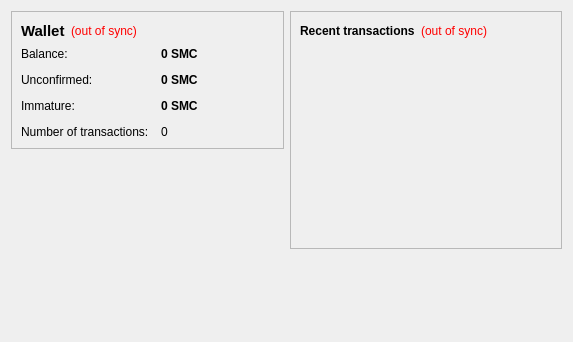
NewCenturyCoin/newcenturycoin, file src/qt/forms/overviewpage.ui: the form before one commit.
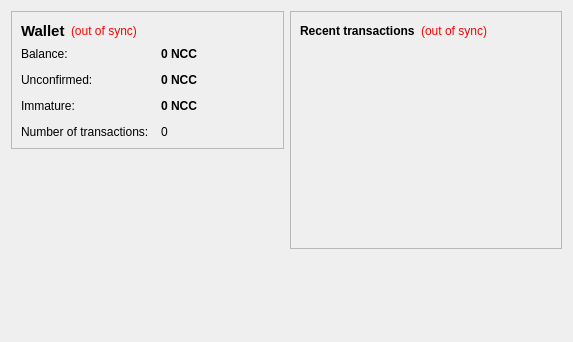
The form after the commit.

Diff of the .ui file:
```diff
--- a/src/qt/forms/overviewpage.ui
+++ b/src/qt/forms/overviewpage.ui
@@ -105,7 +105,7 @@
              <string>Your current balance</string>
             </property>
             <property name="text">
-             <string notr="true">0 SMC</string>
+             <string notr="true">0 NCC</string>
             </property>
             <property name="textInteractionFlags">
              <set>Qt::LinksAccessibleByMouse|Qt::TextSelectableByKeyboard|Qt::TextSelectableByMouse</set>
@@ -134,7 +134,7 @@
              <string>Total of transactions that have yet to be confirmed, and do not yet count toward the current balance</string>
             </property>
             <property name="text">
-             <string notr="true">0 SMC</string>
+             <string notr="true">0 NCC</string>
             </property>
             <property name="textInteractionFlags">
              <set>Qt::LinksAccessibleByMouse|Qt::TextSelectableByKeyboard|Qt::TextSelectableByMouse</set>
@@ -177,7 +177,7 @@
              <string>Mined balance that has not yet matured</string>
             </property>
             <property name="text">
-             <string notr="true">0 SMC</string>
+             <string notr="true">0 NCC</string>
             </property>
             <property name="textInteractionFlags">
              <set>Qt::LinksAccessibleByMouse|Qt::TextSelectableByKeyboard|Qt::TextSelectableByMouse</set>
```
Left out of the diff: 4 changed lines with no effect on the pictures.
